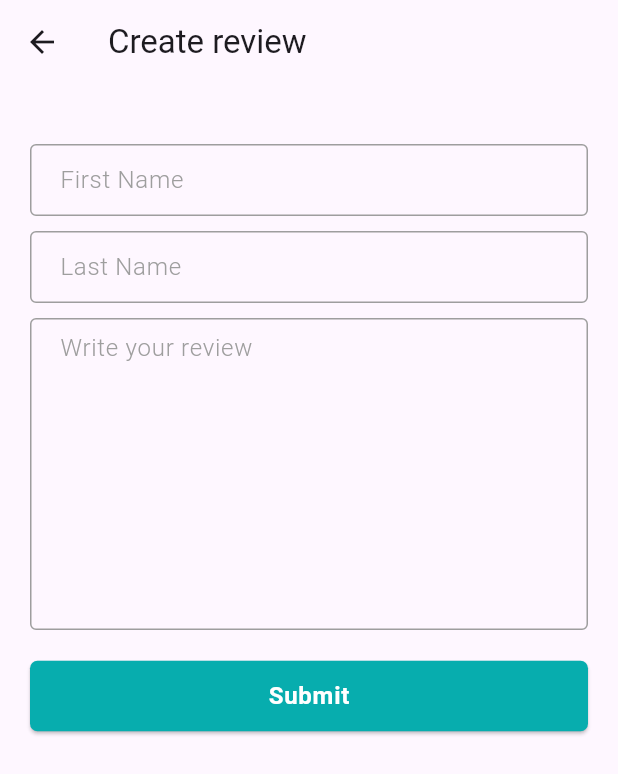
After one commit to Hasibol-Hoda-Inu/ecommerce, a Flutter app: the CreateReview screen opened directly, on a phone screen of 412 x 824 dp. The commit adds this screen. Shown: the top 774 px of the screen. Run offline on Flutter 3.47's test engine with Material 3 defaults, Android fonts, the phone set to English and light mode, and no system bars; our stand-ins replace carousel_slider, flutter_svg, get, pin_code_fields; missing offline and left inert: dart:ffi.

Commit message:
product list screen, navigation, added

```diff
--- a/lib/application/app.dart
+++ b/lib/application/app.dart
@@ -3,6 +3,7 @@ import 'package:flutter/material.dart';
 import 'package:get/get.dart';
 
 import '../presentation/ui/utility/app_color.dart';
+import 'state_holder_binder.dart';
 
 class CraftyBay extends StatelessWidget {
   const CraftyBay({super.key});
@@ -12,6 +13,7 @@ class CraftyBay extends StatelessWidget {
     return GetMaterialApp(
       debugShowCheckedModeBanner: false,
       home: const SplashScreen(),
+      initialBinding: StateHolderBinder(),
       theme: ThemeData(
         primarySwatch: MaterialColor(AppColors.primaryColor.value, AppColors().color),
         elevatedButtonTheme: ElevatedButtonThemeData(
--- /dev/null
+++ b/lib/application/state_holder_binder.dart
@@ -0,0 +1,11 @@
+import 'package:get/get.dart';
+
+import '../presentation/state_holders/main_bottom_nav_controller.dart';
+
+class StateHolderBinder extends Bindings{
+  @override
+  void dependencies() {
+    Get.put(MainBottomNavController());
+  }
+
+}
--- a/lib/main.dart
+++ b/lib/main.dart
@@ -1,4 +1,6 @@
+import 'package:ecommerce/presentation/state_holders/main_bottom_nav_controller.dart';
 import 'package:flutter/material.dart';
+import 'package:get/get.dart';
 
 import 'application/app.dart';
 
--- /dev/null
+++ b/lib/presentation/state_holders/main_bottom_nav_controller.dart
@@ -0,0 +1,13 @@
+import 'package:get/get.dart';
+
+class MainBottomNavController extends GetxController{
+  int currentSelectedIndex = 0;
+
+  void changeScreen(int index){
+    currentSelectedIndex = index;
+    update();
+  }
+  void backToHome(){
+    changeScreen(0);
+  }
+}
--- /dev/null
+++ b/lib/presentation/ui/screen/create_review_screen.dart
@@ -0,0 +1,59 @@
+import 'dart:ffi';
+
+import 'package:flutter/material.dart';
+
+class CreateReview extends StatefulWidget {
+  const CreateReview({super.key});
+
+  @override
+  State<CreateReview> createState() => _CreateReviewState();
+}
+
+class _CreateReviewState extends State<CreateReview> {
+  @override
+  Widget build(BuildContext context) {
+    return Scaffold(
+      appBar: AppBar(
+        title: const Text('Create review'),
+      ),
+      body: SafeArea(
+        child: SingleChildScrollView(
+          child: Padding(
+            padding: const EdgeInsets.all(20),
+            child: Column(
+              children: [
+                const SizedBox(height: 20,),
+                TextFormField(
+                  decoration: InputDecoration(
+                    hintText: 'First Name'
+                  ),
+                ),
+                const SizedBox( height: 10,),
+                TextFormField(
+                  decoration: InputDecoration(
+                      hintText: 'Last Name'
+                  ),
+                ),
+                const SizedBox(height: 10,),
+                TextFormField(
+                  maxLines: 8,
+                  decoration: const InputDecoration(
+                      hintText: 'Write your review',
+                    contentPadding: EdgeInsets.symmetric(vertical: 8, horizontal: 16)
+                  ),
+                ),
+                const SizedBox(height: 20,),
+                SizedBox(
+                  width: double.infinity,
+                  child: ElevatedButton(
+                      onPressed: (){},
+                      child: const Text('Submit')),
+                )
+              ],
+            ),
+          ),
+        ),
+      ),
+    );
+  }
+}
--- a/lib/presentation/ui/screen/splash_screen.dart
+++ b/lib/presentation/ui/screen/splash_screen.dart
@@ -1,14 +1,8 @@
-import 'package:ecommerce/presentation/ui/screen/auth/email_varification_screen.dart';
-import 'package:ecommerce/presentation/ui/screen/auth/otp_verification_screen.dart';
 import 'package:ecommerce/presentation/ui/screen/main_bottom_nav_screen.dart';
-import 'package:ecommerce/presentation/ui/screen/wishlist.dart';
 import 'package:ecommerce/presentation/ui/utility/image_assets.dart';
-import 'package:ecommerce/presentation/ui/widgets/product_card_widget.dart';
 import 'package:flutter/material.dart';
 import 'package:flutter_svg/svg.dart';
 import 'package:get/get.dart';
-
-import 'home_screen.dart';
 
 class SplashScreen extends StatefulWidget {
   const SplashScreen({super.key});
```
Also changed, not shown: lib/presentation/ui/screen/category_list_screen.dart (+18 -2 lines), lib/presentation/ui/screen/home_screen.dart (+15 -4 lines), lib/presentation/ui/screen/main_bottom_nav_screen.dart (+13 -13 lines), lib/presentation/ui/screen/product_list_screen.dart (added, +31 -0 lines), lib/presentation/ui/screen/reviews.dart (added, +20 -0 lines), lib/presentation/ui/screen/wishlist.dart (+19 -1 lines).
